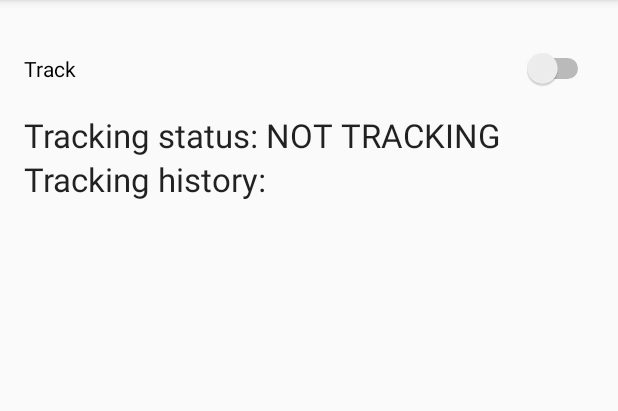
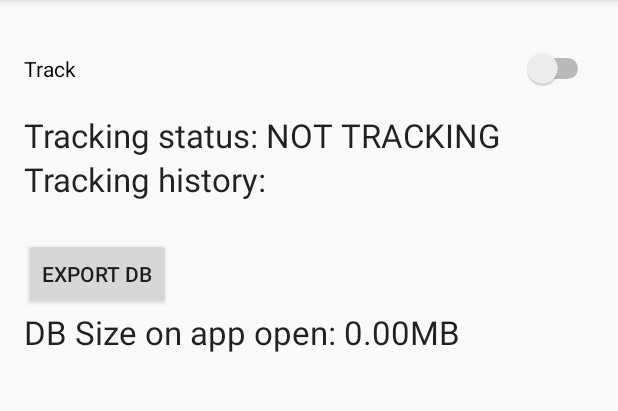
Before and after one commit to ofrendo/MovementTypeLearner, an Android app: the screen it shows after launch (ControlActivity), on a phone screen of 412 x 824 dp, the part 84-495 px from its top. Run offline under Robolectric (Android 15) with nearby library versions, the phone set to English and light mode, and no system bars.

Commit message:
Added export of sqlite db and first distance calculation with R

```diff
--- a/app/src/main/AndroidManifest.xml
+++ b/app/src/main/AndroidManifest.xml
@@ -4,6 +4,7 @@
 
     <uses-permission android:name="android.permission.ACCESS_COARSE_LOCATION"/>
     <uses-permission android:name="android.permission.ACCESS_FINE_LOCATION"/>
+    <uses-permission android:name="android.permission.WRITE_EXTERNAL_STORAGE" />
 
     <application
         android:allowBackup="true"
--- a/app/src/main/java/frendo/movementTypeLearner/ControlActivity.java
+++ b/app/src/main/java/frendo/movementTypeLearner/ControlActivity.java
@@ -11,18 +11,23 @@ import android.support.design.widget.Snackbar;
 import android.support.v4.content.LocalBroadcastManager;
 import android.support.v7.app.AppCompatActivity;
 import android.support.v7.widget.Toolbar;
+import android.util.Log;
 import android.view.View;
 import android.view.Menu;
 import android.view.MenuItem;
+import android.widget.Button;
 import android.widget.CompoundButton;
 import android.widget.Switch;
 import android.widget.TextView;
 
 import java.util.Date;
 
+import frendo.movementTypeLearner.db.DBHelper;
 import frendo.movementTypeLearner.util.Constants;
 
 public class ControlActivity extends AppCompatActivity {
+
+    private DBHelper dbHelper;
 
     @Override
     protected void onCreate(Bundle savedInstanceState) {
@@ -31,8 +36,12 @@ public class ControlActivity extends AppCompatActivity {
         Toolbar toolbar = (Toolbar) findViewById(R.id.toolbar);
         setSupportActionBar(toolbar);
 
+        dbHelper = new DBHelper(this);
+
         onCreateUI();
         startLocationBroadcastListener();
+
+        Log.d("CURRENT TS", "" + System.currentTimeMillis());
     }
 
     private void onCreateUI() {
@@ -48,7 +57,6 @@ public class ControlActivity extends AppCompatActivity {
         }
 
         final Intent serviceIntent = new Intent(this, MovementTypeLearnerService.class);
-
         sw.setOnCheckedChangeListener(new CompoundButton.OnCheckedChangeListener() {
             @Override
             public void onCheckedChanged(CompoundButton buttonView, boolean isChecked) {
@@ -62,6 +70,19 @@ public class ControlActivity extends AppCompatActivity {
                 }
             }
         });
+
+        // Set button listener for exporting the DB
+        final Button buttonExportDB = (Button) findViewById(R.id.buttonExportDB);
+        buttonExportDB.setOnClickListener(new View.OnClickListener() {
+            public void onClick(View v) {
+                dbHelper.exportDB();
+            }
+        });
+
+        // Set DB Size
+        TextView tvDBSize = (TextView) findViewById(R.id.textViewDBSize);
+        String dbSizeString = "DB Size on app open: " + String.format("%.2f", (double) dbHelper.getDBSize() / 1024 / 1024) + "MB";
+        tvDBSize.setText(dbSizeString);
     }
 
     private void startLocationBroadcastListener() {
--- a/app/src/main/java/frendo/movementTypeLearner/MovementTypeLearnerService.java
+++ b/app/src/main/java/frendo/movementTypeLearner/MovementTypeLearnerService.java
@@ -33,7 +33,7 @@ public class MovementTypeLearnerService extends Service {
         locationHandler = new LocationHandler(this, new LocationCallback() {
             public void doCallback(Location location) {
                 dbHelper.insertLocations(
-                        System.currentTimeMillis(),
+                        //System.currentTimeMillis(),
                         location.getLatitude(),
                         location.getLongitude(),
                         (location.getProvider().equals("gps") ? DBLocations.VALUE_PROVIDER_GPS : DBLocations.VALUE_PROVIDER_NETWORK)
@@ -68,6 +68,7 @@ public class MovementTypeLearnerService extends Service {
     public void onDestroy() {
         Log.d("MovementTypeService", "onDestroy");
         locationHandler.destroy();
+        dbHelper.close();
     }
 
     @Override
--- a/app/src/main/res/layout/content_control.xml
+++ b/app/src/main/res/layout/content_control.xml
@@ -52,6 +52,20 @@
             android:layout_height="wrap_content"
             android:textAppearance="?android:attr/textAppearanceMedium"
             android:id="@+id/textViewTrackingHistory" />
+
+        <Button
+            android:layout_width="wrap_content"
+            android:layout_height="wrap_content"
+            android:text="Export DB"
+            android:id="@+id/buttonExportDB" />
+
+        <TextView
+            android:layout_width="wrap_content"
+            android:layout_height="wrap_content"
+            android:textAppearance="?android:attr/textAppearanceLarge"
+            android:text="[DBSize]"
+            android:id="@+id/textViewDBSize" />
+
     </LinearLayout>
 
 </RelativeLayout>
```
Also changed, not shown: app/src/main/java/frendo/movementTypeLearner/db/DBHelper.java (+56 -6 lines), 6 other files.
